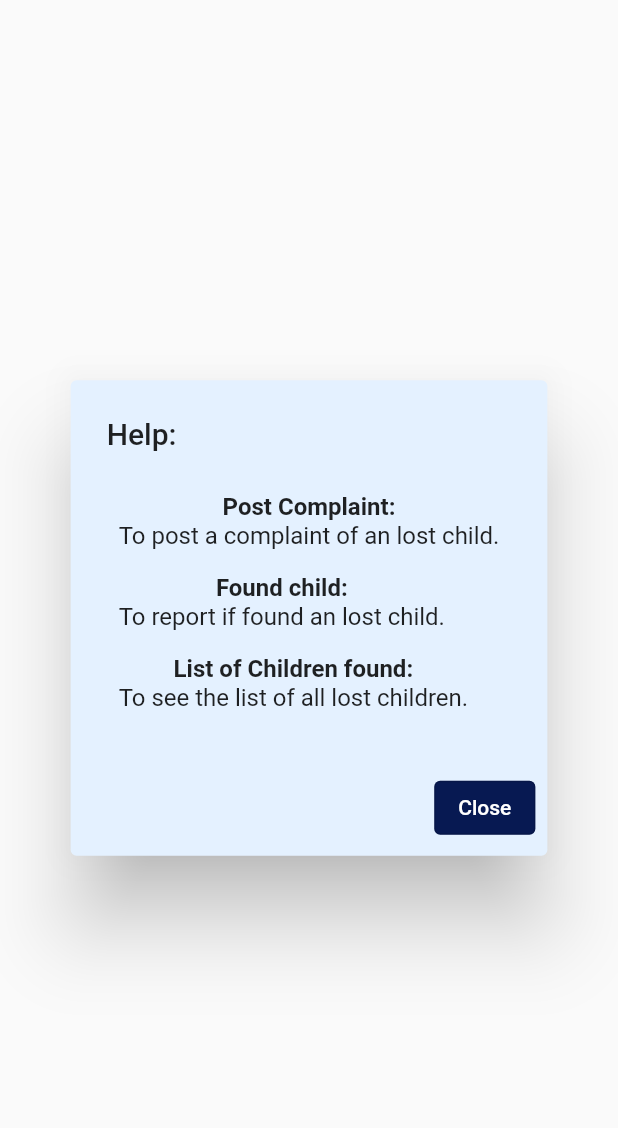
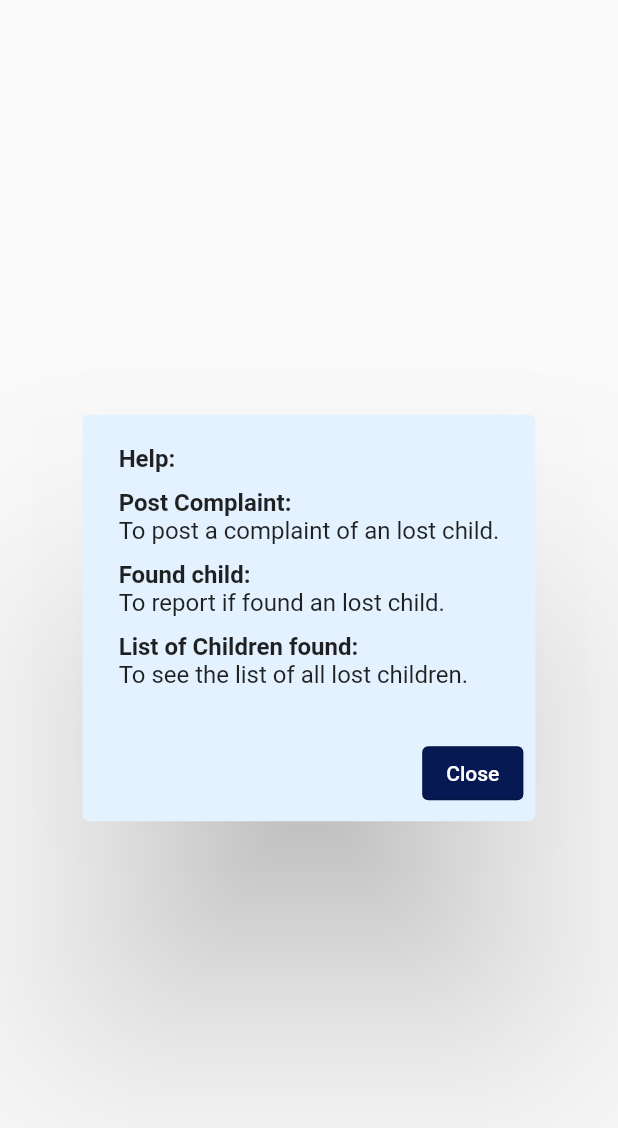
Before and after one commit to EnigmaEnforcers/App, a Flutter app: what buildPopupDialog() shows on an empty page, opened directly, on a phone screen of 412 x 824 dp. Shown: the top 1128 px of the screen. Run offline on Flutter 3.47's test engine with Material 2 defaults, Android fonts, the phone set to English and light mode, and no system bars; our stand-ins replace cloud_firestore, firebase_core, firebase_storage, flutter_image_compress, image_picker, page_transition and 2 more; accounts and stored records are empty.

Commit message:
date picker and info widget updated

```diff
--- a/lib/screens/child_found.dart
+++ b/lib/screens/child_found.dart
@@ -38,7 +38,7 @@ class _ChildFoundState extends State<ChildFound> {
       lastDate: now,
     );
     setState(() {
-      _lostdate = DateFormat.yMd().format(pickedDate!);
+       _lostdate = DateFormat('EEE , dd-MM-yyyy').format(pickedDate!);
     });
   }
 
--- a/lib/screens/postcomplaint.dart
+++ b/lib/screens/postcomplaint.dart
@@ -59,7 +59,7 @@ class _PostComplaintState extends State<PostComplaint> {
       lastDate: now,
     );
     setState(() {
-      _lostdate = DateFormat.yMd().format(pickedDate!);
+      _lostdate = DateFormat('EEE , dd-MM-yyyy').format(pickedDate!);
     });
   }
 
--- a/lib/widget/infowidget.dart
+++ b/lib/widget/infowidget.dart
@@ -3,57 +3,47 @@ import 'package:flutter/material.dart';
 
 Widget buildPopupDialog(BuildContext context) {
   return AlertDialog(
+    elevation: 70,
     backgroundColor: lighttheme.colorScheme.background,
-    title: const Text("Help: "),
+    // title: const Text("Help: "),
     content: const Column(
       mainAxisSize: MainAxisSize.min,
       crossAxisAlignment: CrossAxisAlignment.start,
-      children: <Widget>[
-        Padding(
-          padding: EdgeInsets.all(8.0),
-          child: Column(
       children: [
+        Text(
+          'Help:',
+          style: TextStyle(fontWeight: FontWeight.bold),
+        ),
+        SizedBox(
+          height: 10,
+        ),
         Text(
           "Post Complaint:",
           style: TextStyle(fontWeight: FontWeight.bold),
         ),
         Text(
           "To post a complaint of an lost child.",
-                textAlign: TextAlign.justify,
         ),
-            ],
+        SizedBox(
+          height: 10,
         ),
-        ),
-        Padding(
-          padding: EdgeInsets.all(8.0),
-          child: Column(
-            children: [
         Text(
           "Found child:",
           style: TextStyle(fontWeight: FontWeight.bold),
         ),
         Text(
           "To report if found an lost child.",
-                textAlign: TextAlign.justify,
         ),
-            ],
+        SizedBox(
+          height: 10,
         ),
-        ),
-        Padding(
-          padding: EdgeInsets.all(8.0),
-          child: Column(
-            children: [
         Text(
           "List of Children found:",
           style: TextStyle(fontWeight: FontWeight.bold),
         ),
         Text(
           "To see the list of all lost children.",
-                textAlign: TextAlign.justify,
         ),
-            ],
-          ),
-        )
       ],
     ),
     actions: <Widget>[
```
Also changed, not shown: lib/screens/allchildren.dart (+1 -11 lines), lib/screens/macthedchild.dart (+13 -16 lines). Lines whose indentation alone changed are shown as unchanged.
